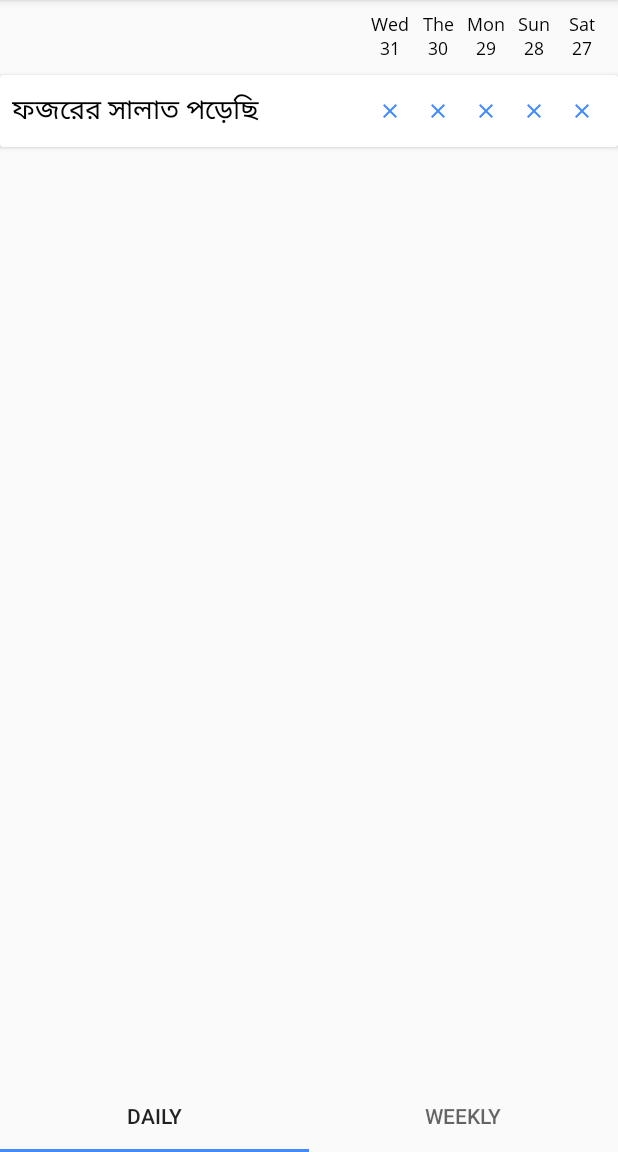
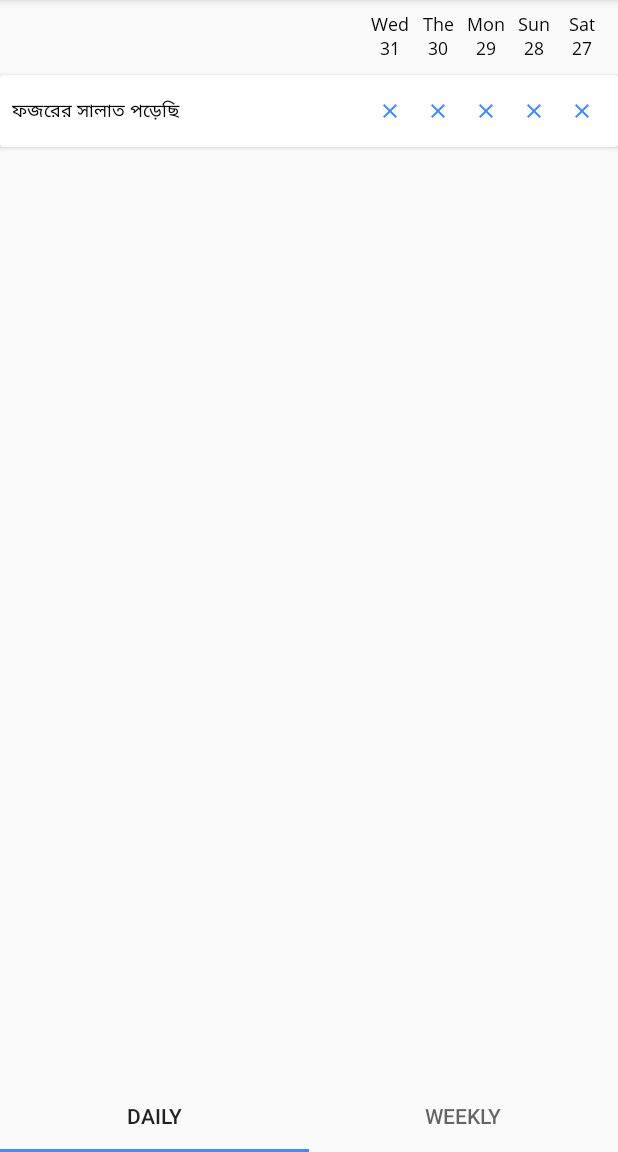
Before and after one commit to fcat97/AmalChecklist, an Android app: the screen it shows after launch (MainActivity), on a phone screen of 412 x 824 dp, the part 84-1236 px from its top. Run offline under Robolectric (Android 15) with nearby library versions, the phone set to English and light mode, and no system bars; our stand-ins replace Room's generated code; 19 statements that could not run were skipped.

Commit message:
++ Bug Fixed

```diff
--- a/app/src/main/java/media/uqab/amalchecklist/AmalAdapter.java
+++ b/app/src/main/java/media/uqab/amalchecklist/AmalAdapter.java
@@ -1,10 +1,12 @@
 package media.uqab.amalchecklist;
 
+import android.content.Context;
 import android.view.LayoutInflater;
 import android.view.View;
 import android.view.ViewGroup;
 import android.widget.ImageView;
 import android.widget.TextView;
+import android.widget.Toast;
 
 import androidx.annotation.NonNull;
 import androidx.recyclerview.widget.DiffUtil;
@@ -17,6 +19,7 @@ import java.util.Calendar;
 public class AmalAdapter extends ListAdapter<Amal, AmalAdapter.AmalHolder> {
     private ItemClickListener listener;
     private ItemChangeListener itemChangeListener;
+    private Context context;
 
     protected AmalAdapter() {
         super(DIFF_CALLBACK);
@@ -40,6 +43,8 @@ public class AmalAdapter extends ListAdapter<Amal, AmalAdapter.AmalHolder> {
         View view = LayoutInflater.from(parent.getContext())
                 .inflate(R.layout.item_amal, parent, false);
 
+        context = parent.getContext();
+
         return new AmalHolder(view);
     }
 
@@ -48,9 +53,12 @@ public class AmalAdapter extends ListAdapter<Amal, AmalAdapter.AmalHolder> {
 
         Amal amal = getItem(position);
 
-        holder.itemView.setOnClickListener(v -> {
+        holder.itemView.setOnLongClickListener(v -> {
             if (listener != null) listener.onClick(amal);
+            return true;
         });
+
+        holder.itemView.setOnClickListener(v -> Toast.makeText(context, amal.label, Toast.LENGTH_SHORT).show());
 
         holder.label_tv.setText(amal.label);
 
--- a/app/src/main/res/layout/activity_main.xml
+++ b/app/src/main/res/layout/activity_main.xml
@@ -41,6 +41,7 @@
         android:id="@+id/viewPager"
         android:layout_width="match_parent"
         android:layout_height="match_parent"
+        android:layout_above="@id/tab_layout"
         android:layout_below="@id/appbarLayout"/>
 
     <com.google.android.material.tabs.TabLayout
--- a/app/src/main/res/layout/item_amal.xml
+++ b/app/src/main/res/layout/item_amal.xml
@@ -14,13 +14,16 @@
             android:id="@+id/amal_label_tv"
             android:layout_width="wrap_content"
             android:layout_height="wrap_content"
-            android:textAppearance="@style/textMedium"
+            android:textAppearance="@style/textSmall"
             android:text="@string/something_as_text"
             android:ellipsize="end"
             android:lines="1"
+            android:layout_alignParentStart="true"
+            android:layout_toStartOf="@id/linearLayout"
             android:layout_centerVertical="true"/>
 
         <LinearLayout
+            android:id="@+id/linearLayout"
             android:layout_width="wrap_content"
             android:layout_height="wrap_content"
             android:layout_alignParentEnd="true"
```
Also changed, not shown: 4 other files.
